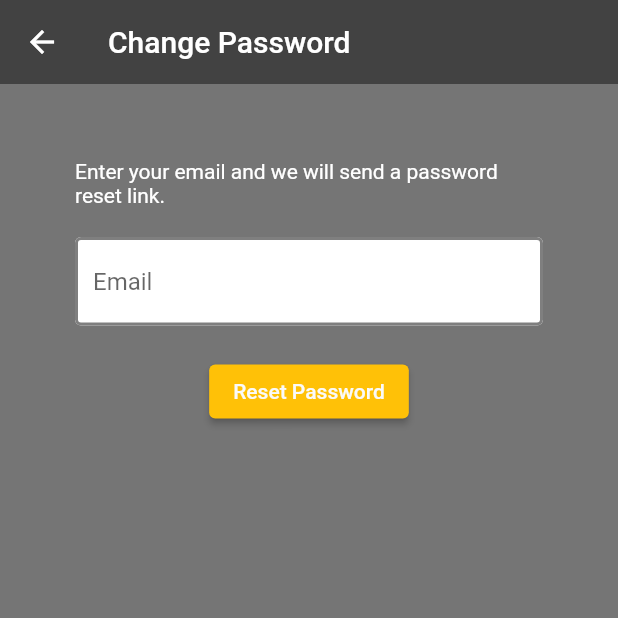
After one commit to GDSC-CV/recyeco, a Flutter app: the screen it shows once a user with an empty profile is signed in, in the side drawer, after a tap on "Reset Password", on a phone screen of 412 x 824 dp, the top half of it. The commit adds this screen. Run offline on Flutter 3.47's test engine with Material 2 defaults, Android fonts, the phone set to English and light mode, and no system bars; our stand-ins replace camera, cloud_firestore, firebase_auth, firebase_core, flutter_spinkit, google_sign_in and 1 more; accounts and stored records are empty.

Commit message:
Add Change/Forget password

```diff
--- /dev/null
+++ b/lib/screen/authenticate/forget_password.dart
@@ -0,0 +1,86 @@
+import 'package:firebase_auth/firebase_auth.dart';
+import 'package:flutter/material.dart';
+import 'package:recycle_app/service/auth.dart';
+import 'package:recycle_app/tools/constants.dart';
+class ForgetPassword extends StatefulWidget {
+  const ForgetPassword({super.key});
+
+  @override
+  State<ForgetPassword> createState() => _ForgetPasswordState();
+}
+
+class _ForgetPasswordState extends State<ForgetPassword> {
+
+  final AuthService _auth = AuthService();
+  String email = '';
+  final _formkey = GlobalKey<FormState>();
+
+  @override
+  Widget build(BuildContext context) {
+    return Scaffold(
+      backgroundColor: Colors.grey[600],
+      appBar: AppBar(
+        backgroundColor: Colors.grey[800],
+        title: const Text('Change Password'),
+        elevation: 0,
+      ),
+      body: Container(
+        padding: EdgeInsets.symmetric(vertical: 50,horizontal: 50),
+        child: Form(
+          key: _formkey,
+          child: Column(
+            children: [
+              Text(
+                "Enter your email and we will send a password reset link.",
+                style: TextStyle(
+                  color: Colors.white,
+                ),
+              ),
+              SizedBox(height: 20,),
+              TextFormField(
+                decoration: inputTextDecoration.copyWith(hintText: 'Email'),
+                validator: (value) => value!.isEmpty ? 'Enter an email':null,
+                onChanged: ((value) {
+                  email = value;
+                }),
+              ),
+              SizedBox(height: 20,),
+              ElevatedButton(
+                onPressed: () async{
+                  if(_formkey.currentState!.validate()){
+                    try{
+                      await _auth.resetPassword(email);
+                      showDialog(
+                        context: context,
+                        builder: (context){
+                          return AlertDialog(
+                            content: Text("Check your email!"),
+                          );
+                      });
+                    }on FirebaseAuthException catch(e){
+                      showDialog(
+                        context: context,
+                        builder: (context){
+                          return AlertDialog(
+                            content: Text(e.message.toString()),
+                          );
+                      });
+                    }
+
+                  }
+                },
+                style: ElevatedButton.styleFrom(
+                  backgroundColor: Colors.amber,
+                  foregroundColor: Colors.grey[50],
+                ),
+                child: Text(
+                  'Reset Password'
+                ),
+              ),
+            ],
+          )
+        ),
+      ),
+    );
+  }
+}
--- a/lib/screen/authenticate/sign_in.dart
+++ b/lib/screen/authenticate/sign_in.dart
@@ -1,6 +1,7 @@
 // ignore_for_file: prefer_const_constructors
 
 import 'package:flutter/material.dart';
+import 'package:recycle_app/screen/authenticate/forget_password.dart';
 import 'package:recycle_app/screen/loading.dart';
 import 'package:recycle_app/tools/constants.dart';
 import 'package:recycle_app/service/auth.dart';
@@ -74,6 +75,14 @@ class _SignInState extends State<SignIn> {
                 onChanged: ((value) {
                   password=value;
                 }),
+              ),
+              TextButton(onPressed: (){
+                  Navigator.push(context,
+                    MaterialPageRoute(builder: (context) => ForgetPassword()));
+                }, child: Text("Forget Password?"),
+                style: TextButton.styleFrom(
+                  foregroundColor: Colors.white
+                ),
               ),
               SizedBox(height: 20,),
               ElevatedButton(
--- a/lib/screen/home_page/my_home_page.dart
+++ b/lib/screen/home_page/my_home_page.dart
@@ -1,7 +1,9 @@
+import 'package:firebase_auth/firebase_auth.dart';
 import 'package:flutter/material.dart';
 import 'package:camera/camera.dart';
 import 'package:provider/provider.dart';
 import 'package:recycle_app/models/myuser.dart';
+import 'package:recycle_app/screen/authenticate/forget_password.dart';
 import 'package:recycle_app/screen/camera/take_picture_screen.dart';
 import 'package:recycle_app/screen/home_page/setting_page.dart';
 import 'package:recycle_app/screen/home_page/userinfo_widget.dart';
@@ -80,6 +82,24 @@ class _MyHomePageState extends State<MyHomePage> {
                 );
               },
             ),
+            ListTile(
+              title: const Text('Reset Password'),
+              leading: const Icon(Icons.password),
+              onTap: () {
+                if(!(FirebaseAuth.instance.currentUser!.isAnonymous)){
+                Navigator.push(context,
+                    MaterialPageRoute(builder: (context) => const ForgetPassword()));
+                }else{
+                  showDialog(
+                    context: context,
+                    builder: (context){
+                      return AlertDialog(
+                        content: Text("Your are currently Anonymous!"),
+                      );
+                  });
+                }
+              },
+            ),
             const SizedBox(height: 20,),
             Padding(
               padding: const EdgeInsets.symmetric(vertical: 0,horizontal: 10),
```
Also changed, not shown: 3 other files.
